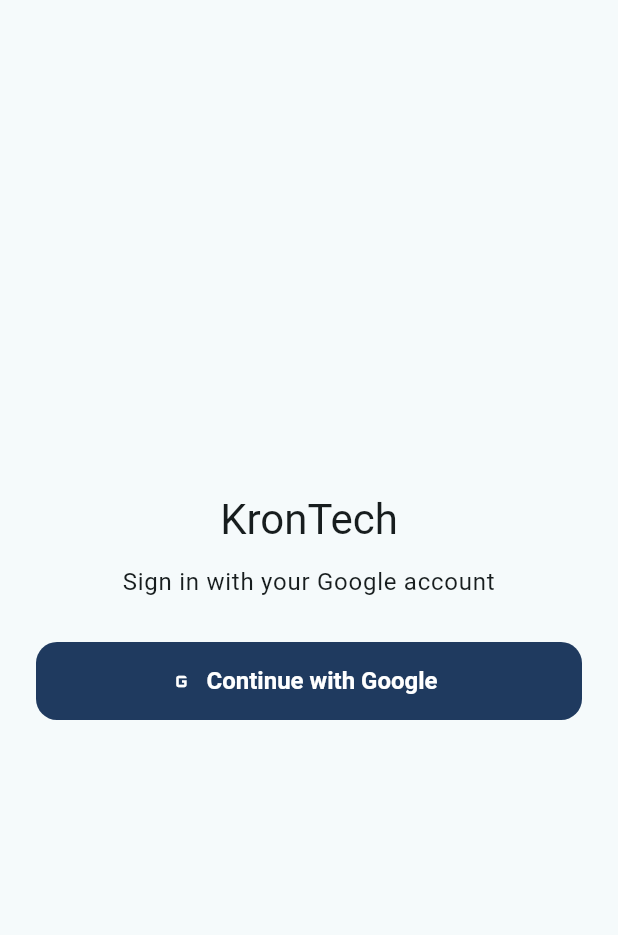
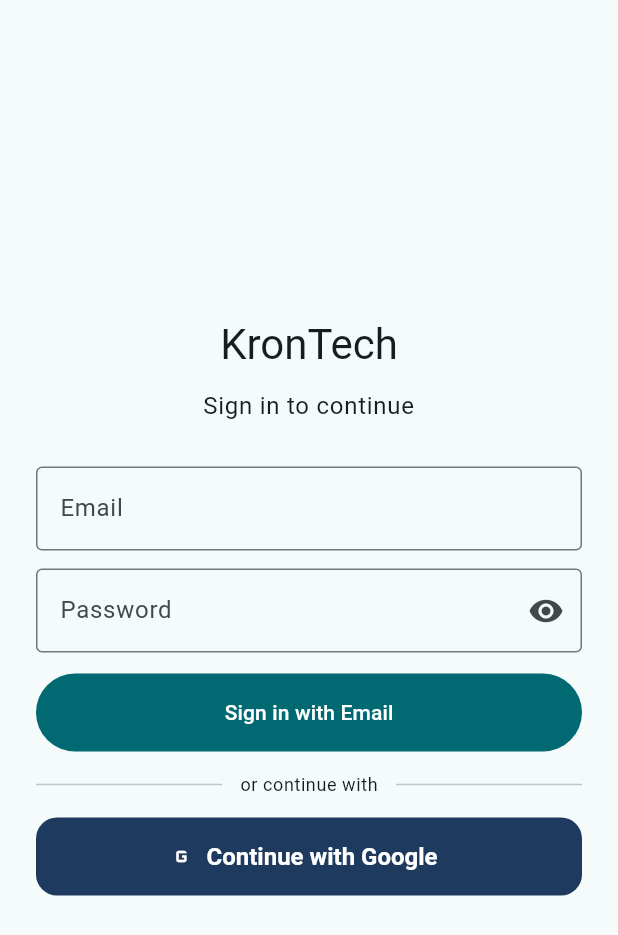
Before and after one commit to MarioLeonard/KronTech, a Flutter app: the screen it shows after launch, on a phone screen of 412 x 824 dp. Shown: the top 935 px of the screen. Run offline on Flutter 3.47's test engine with Material 3 defaults, Android fonts, the phone set to English and light mode, and no system bars; our stand-ins replace firebase_auth, firebase_core; accounts and stored records are empty; statements that could not run were skipped.

Commit message:
frontend: email and password login

```diff
--- a/frontend/lib/models/auth_user.dart
+++ b/frontend/lib/models/auth_user.dart
@@ -1,14 +1,16 @@
-enum AuthProviderType { google }
+enum AuthProviderType { google, emailPassword }
 
 class AuthUser {
   const AuthUser({
     required this.id,
     required this.provider,
+    required this.idToken,
     this.email,
     this.displayName,
   });
 
   final String id;
+  final String idToken;
   final String? email;
   final String? displayName;
   final AuthProviderType provider;
--- a/frontend/lib/providers/auth_provider.dart
+++ b/frontend/lib/providers/auth_provider.dart
@@ -38,6 +38,28 @@
 
   Future<void> signInWithGoogle() {
     return _runSignIn(AuthProviderType.google, _authService.continueWithGoogle);
+  }
+
+  Future<void> signInWithEmailPassword({
+    required String email,
+    required String password,
+  }) {
+    final normalizedEmail = email.trim();
+
+    if (normalizedEmail.isEmpty || password.isEmpty) {
+      _status = AuthStatus.error;
+      _errorMessage = 'Completeaza email-ul si parola.';
+      notifyListeners();
+      return Future<void>.value();
+    }
+
+    return _runSignIn(
+      AuthProviderType.emailPassword,
+      () => _authService.signInWithEmailPassword(
+        email: normalizedEmail,
+        password: password,
+      ),
+    );
   }
 
   Future<void> _runSignIn(
--- a/frontend/lib/screens/login_screen.dart
+++ b/frontend/lib/screens/login_screen.dart
@@ -4,14 +4,45 @@
 import 'package:frontend/providers/auth_provider.dart';
 import 'package:provider/provider.dart';
 
-class LoginScreen extends StatelessWidget {
+class LoginScreen extends StatefulWidget {
   const LoginScreen({super.key});
+
+  @override
+  State<LoginScreen> createState() => _LoginScreenState();
+}
+
+class _LoginScreenState extends State<LoginScreen> {
+  final _formKey = GlobalKey<FormState>();
+  final _emailController = TextEditingController();
+  final _passwordController = TextEditingController();
+  final _emailRegex = RegExp(r'^[\w.\-+]+@([\w\-]+\.)+[A-Za-z]{2,}$');
+  bool _hidePassword = true;
+
+  @override
+  void dispose() {
+    _emailController.dispose();
+    _passwordController.dispose();
+    super.dispose();
+  }
+
+  Future<void> _submitEmailPassword(AuthProvider authProvider) async {
+    final isValid = _formKey.currentState?.validate() ?? false;
+    if (!isValid) {
+      return;
+    }
+
+    await authProvider.signInWithEmailPassword(
+      email: _emailController.text,
+      password: _passwordController.text,
+    );
+  }
 
   @override
   Widget build(BuildContext context) {
     final authProvider = context.watch<AuthProvider>();
     final theme = Theme.of(context);
     final isLoading = authProvider.isLoading;
+    final activeProvider = authProvider.activeProvider;
 
     return Scaffold(
       body: SafeArea(
@@ -30,7 +61,7 @@
                   ),
                   const SizedBox(height: 12),
                   Text(
-                    'Sign in with your Google account',
+                    'Sign in to continue',
                     textAlign: TextAlign.center,
                     style: theme.textTheme.bodyLarge,
                   ),
@@ -42,13 +73,121 @@
                     ),
                     const SizedBox(height: 16),
                   ],
+                  Form(
+                    key: _formKey,
+                    child: Column(
+                      crossAxisAlignment: CrossAxisAlignment.stretch,
+                      children: [
+                        TextFormField(
+                          controller: _emailController,
+                          keyboardType: TextInputType.emailAddress,
+                          textInputAction: TextInputAction.next,
+                          autofillHints: const [AutofillHints.email],
+                          enabled: !isLoading,
+                          decoration: const InputDecoration(
+                            labelText: 'Email',
+                            hintText: 'you@example.com',
+                            border: OutlineInputBorder(),
+                          ),
+                          validator: (value) {
+                            final email = value?.trim() ?? '';
+                            if (email.isEmpty) {
+                              return 'Email-ul este obligatoriu.';
+                            }
+                            if (!_emailRegex.hasMatch(email)) {
+                              return 'Introdu un email valid.';
+                            }
+                            return null;
+                          },
+                        ),
+                        const SizedBox(height: 12),
+                        TextFormField(
+                          controller: _passwordController,
+                          textInputAction: TextInputAction.done,
+                          obscureText: _hidePassword,
+                          autofillHints: const [AutofillHints.password],
+                          enabled: !isLoading,
+                          onFieldSubmitted: (_) {
+                            _submitEmailPassword(authProvider);
+                          },
+                          decoration: InputDecoration(
+                            labelText: 'Password',
+                            border: const OutlineInputBorder(),
+                            suffixIcon: IconButton(
+                              onPressed: isLoading
+                                  ? null
+                                  : () {
+                                      setState(() {
+                                        _hidePassword = !_hidePassword;
+                                      });
+                                    },
+                              icon: Icon(
+                                _hidePassword
+                                    ? Icons.visibility
+                                    : Icons.visibility_off,
+                              ),
+                              tooltip: _hidePassword
+                                  ? 'Show password'
+                                  : 'Hide password',
+                            ),
+                          ),
+                          validator: (value) {
+                            final password = value ?? '';
+                            if (password.isEmpty) {
+                              return 'Parola este obligatorie.';
+                            }
+                            if (password.length < 6) {
+                              return 'Parola trebuie sa aiba minim 6 caractere.';
+                            }
+                            return null;
+                          },
+                        ),
+                        const SizedBox(height: 14),
+                        SizedBox(
+                          height: 52,
+                          child: FilledButton(
+                            onPressed: isLoading
+                                ? null
+                                : () => _submitEmailPassword(authProvider),
+                            child:
+                                isLoading &&
+                                    activeProvider ==
+                                        AuthProviderType.emailPassword
+                                ? const SizedBox(
+                                    width: 18,
+                                    height: 18,
+                                    child: CircularProgressIndicator(
+                                      strokeWidth: 2,
+                                      color: Colors.white,
+                                    ),
+                                  )
+                                : const Text('Sign in with Email'),
+                          ),
+                        ),
+                      ],
+                    ),
+                  ),
+                  const SizedBox(height: 14),
+                  Row(
+                    children: [
+                      const Expanded(child: Divider()),
+                      Padding(
+                        padding: const EdgeInsets.symmetric(horizontal: 12),
+                        child: Text(
+                          'or continue with',
+                          style: theme.textTheme.bodySmall,
+                        ),
+                      ),
+                      const Expanded(child: Divider()),
+                    ],
+                  ),
+                  const SizedBox(height: 14),
                   SocialAuthButton(
                     label: 'Continue with Google',
                     icon: Icons.g_mobiledata,
                     onPressed: isLoading ? null : authProvider.signInWithGoogle,
                     isLoading:
-                        isLoading &&
-                        authProvider.activeProvider == AuthProviderType.google,
+                        isLoading && activeProvider == AuthProviderType.google,
                     backgroundColor: const Color(0xFF1F3A5F),
                     foregroundColor: Colors.white,
                   ),
--- a/frontend/lib/services/auth_service.dart
+++ b/frontend/lib/services/auth_service.dart
@@ -3,5 +3,9 @@
 abstract class AuthService {
   Stream<AuthUser?> authStateChanges();
   Future<AuthUser> continueWithGoogle();
+  Future<AuthUser> signInWithEmailPassword({
+    required String email,
+    required String password,
+  });
   Future<void> signOut();
 }
```
Also changed, not shown: frontend/lib/services/oauth_auth_service.dart (+73 -7 lines), 1 other file.
